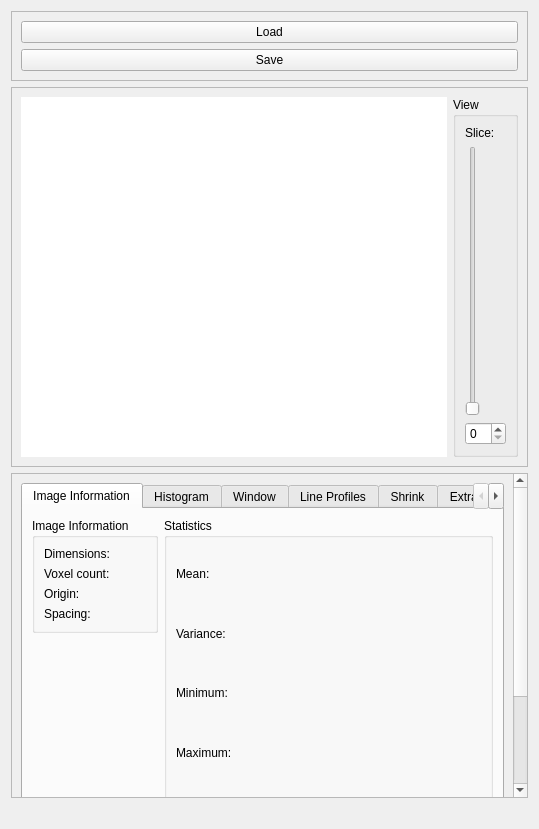
The window that source/modules/image_widget/ImageWidget.ui (josefkoller/ambient_image_processor) describes before a commit, drawn with Qt 5.
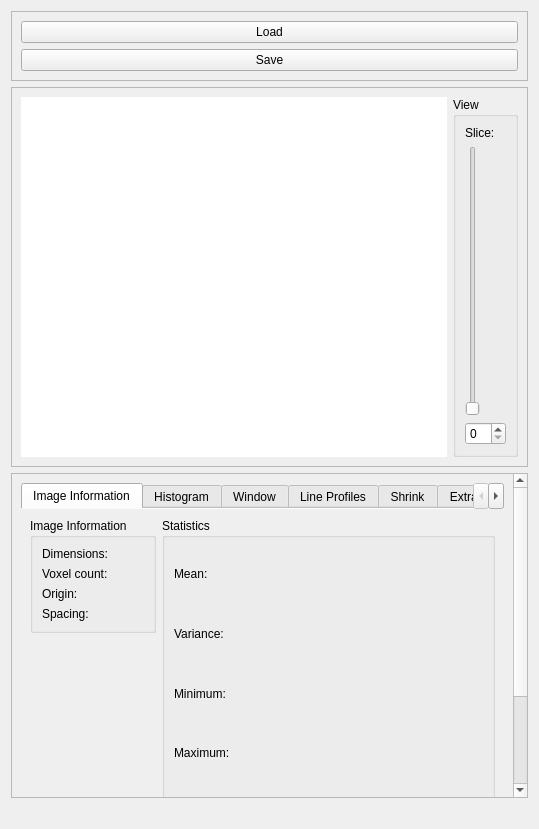
The same window after the commit. The open tabs and pages were chosen to show the change. Custom widgets are drawn as their Qt base class.

Commit message: prepare menu

What changed in the file:
```diff
--- a/source/modules/image_widget/ImageWidget.ui
+++ b/source/modules/image_widget/ImageWidget.ui
@@ -175,8 +175,29 @@
            <verstretch>0</verstretch>
           </sizepolicy>
          </property>
+         <property name="tabPosition">
+          <enum>QTabWidget::North</enum>
+         </property>
+         <property name="tabShape">
+          <enum>QTabWidget::Rounded</enum>
+         </property>
          <property name="currentIndex">
-          <number>14</number>
+          <number>0</number>
+         </property>
+         <property name="elideMode">
+          <enum>Qt::ElideNone</enum>
+         </property>
+         <property name="documentMode">
+          <bool>true</bool>
+         </property>
+         <property name="tabsClosable">
+          <bool>false</bool>
+         </property>
+         <property name="movable">
+          <bool>true</bool>
+         </property>
+         <property name="tabBarAutoHide">
+          <bool>false</bool>
          </property>
          <widget class="QWidget" name="info_tab">
           <attribute name="title">
```
The commit also changes 1 other file.
